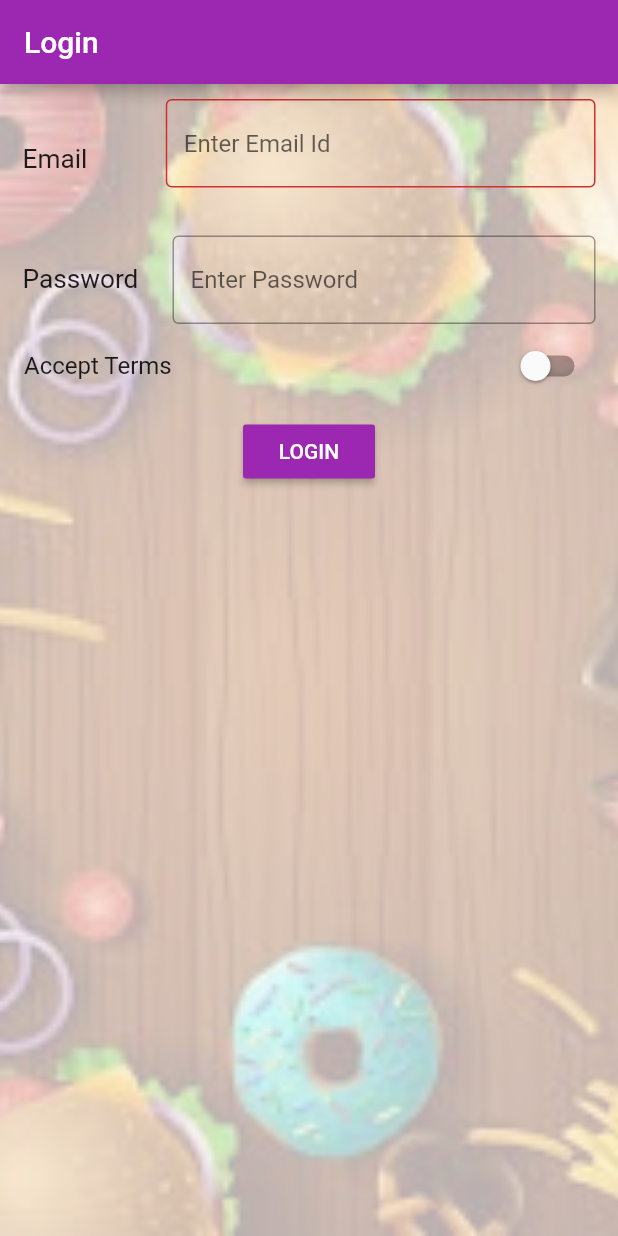
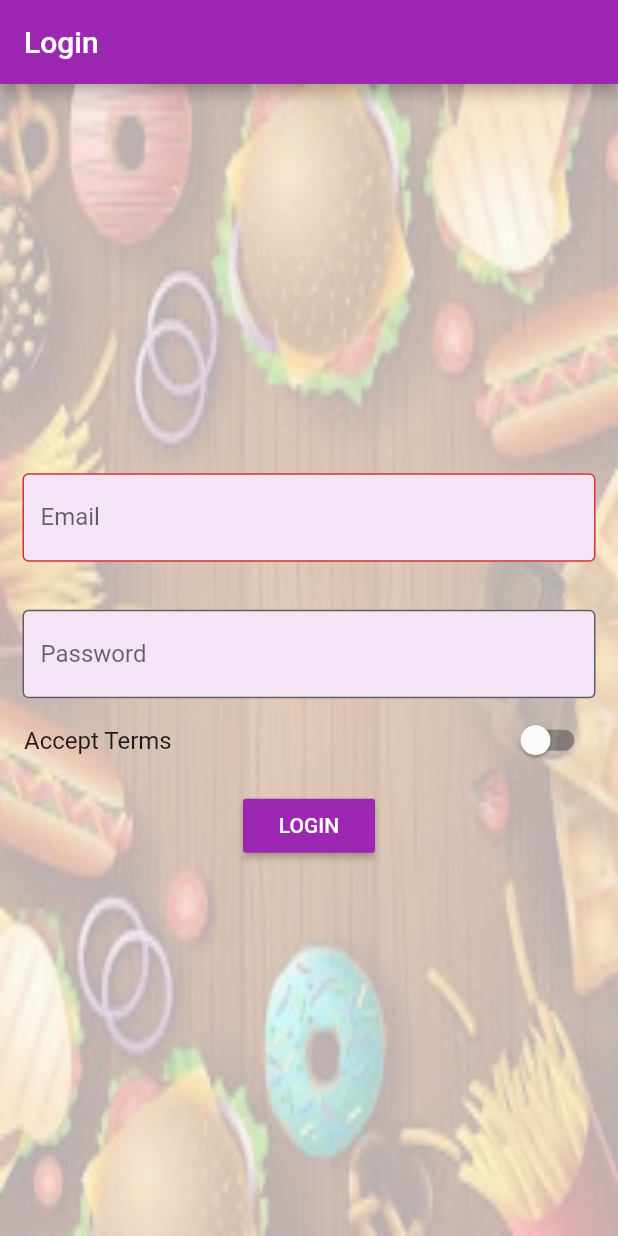
Before and after one commit to anantakrroy/FlutterDevelopment, a Flutter app: the screen it shows after launch, on a phone screen of 412 x 824 dp. Run offline on Flutter 3.47's test engine with Material 2 defaults, Android fonts, the phone set to English and light mode, and no system bars; our stand-ins replace sqflite, validators; accounts and stored records are empty.

Commit message:
Auth page UI chages

```diff
--- a/easylist/lib/pages/auth.dart
+++ b/easylist/lib/pages/auth.dart
@@ -36,9 +36,12 @@ class _AuthPageState extends State<AuthPage> {
           decoration: BoxDecoration(
             image: DecorationImage(
             image: AssetImage("assets/background.jpeg"),
-              fit: BoxFit.cover,
-              colorFilter: ColorFilter.mode(Colors.black.withOpacity(0.3), BlendMode.dstATop),
+            fit: BoxFit.fill,
+            colorFilter: ColorFilter.mode(
+                Colors.black.withOpacity(0.3), BlendMode.dstATop),
           )),
+          child: Center(
+            child: SingleChildScrollView(
               child: Column(
                 children: <Widget>[
                   Container(
@@ -46,17 +49,13 @@ class _AuthPageState extends State<AuthPage> {
                     child: Row(
                       children: <Widget>[
                         Expanded(
-                        child: Text(
-                          "Email",
-                          textScaleFactor: 1.25,
-                        ),
-                        flex: 1,
-                      ),
-                      Expanded(
                           child: TextField(
                             focusNode: _emailNode,
                             keyboardType: TextInputType.emailAddress,
                             decoration: InputDecoration(
+                                filled: true,
+                                fillColor: Colors.purple[50],
+                                labelText: "Email",
                                 errorText: _errorMessage,
                                 hintText: "Enter Email Id",
                                 border: OutlineInputBorder()),
@@ -69,7 +68,8 @@ class _AuthPageState extends State<AuthPage> {
                               });
                             },
                             onEditingComplete: () {
-                            FocusScope.of(context).requestFocus(_passwordNode);
+                              FocusScope.of(context)
+                                  .requestFocus(_passwordNode);
                             },
                           ),
                           flex: 3,
@@ -82,19 +82,12 @@ class _AuthPageState extends State<AuthPage> {
                     child: Row(
                       children: <Widget>[
                         Expanded(
-                        child: Text(
-                          "Password",
-                          textScaleFactor: 1.25,
-                        ),
-                        flex: 1,
-                      ),
-                      Padding(
-                        padding: EdgeInsets.only(left: 3.0, right: 3.0),
-                      ),
-                      Expanded(
                           child: TextField(
                             focusNode: _passwordNode,
                             decoration: InputDecoration(
+                              filled: true,
+                              fillColor: Colors.purple[50],
+                              labelText: "Password",
                               hintText: "Enter Password",
                               border: OutlineInputBorder(),
                             ),
@@ -110,6 +103,7 @@ class _AuthPageState extends State<AuthPage> {
                   ),
                   Container(
                     child: SwitchListTile(
+                      activeColor: Colors.purple,
                       value: _acceptTerms,
                       onChanged: (bool value) {
                         setState(() {
@@ -137,7 +131,10 @@ class _AuthPageState extends State<AuthPage> {
                     ),
                   ),
                 ],
-            )),
+              ),
+            ),
+          ),
+        ),
       ),
     );
   }
```
Lines whose indentation alone changed are shown as unchanged.
